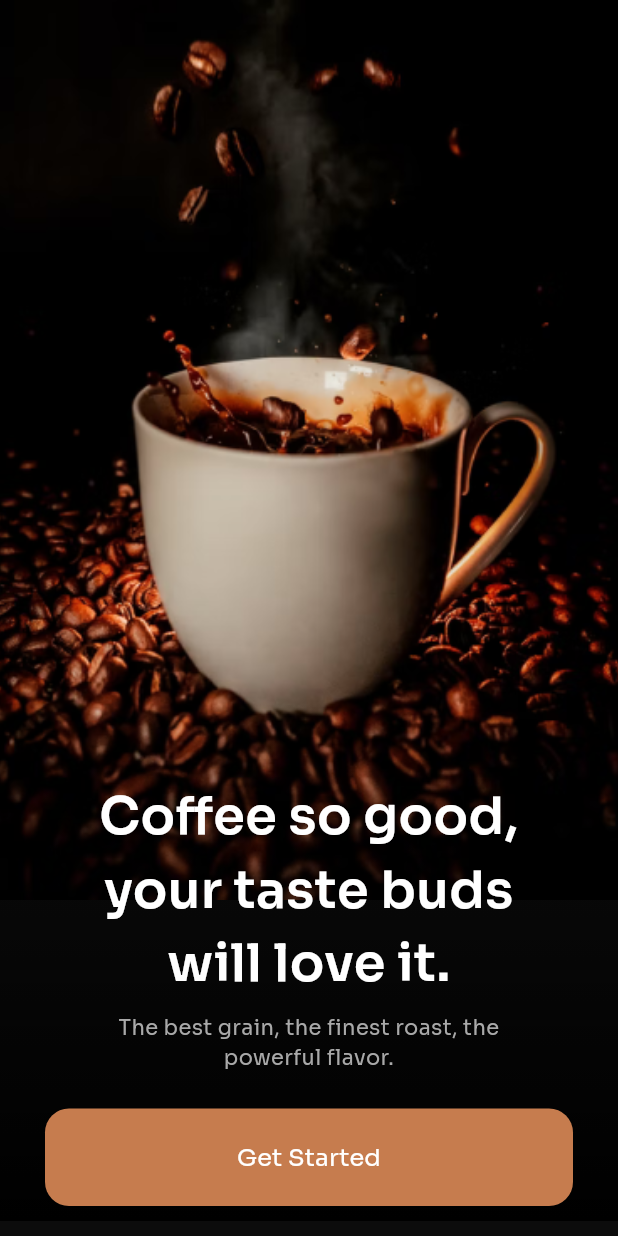
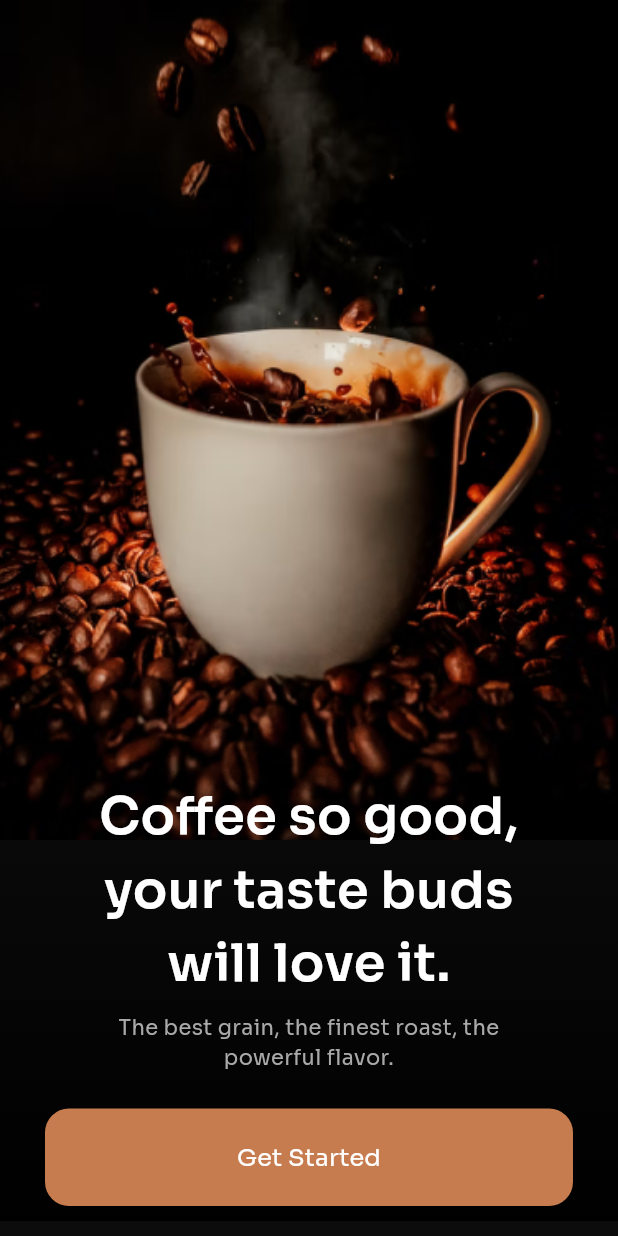
Before and after one commit to onaya7/Coffie, a Flutter app: the screen it shows after launch, on a phone screen of 412 x 824 dp. Run offline on Flutter 3.47's test engine with Material 3 defaults, Android fonts, the phone set to English and light mode, and no system bars.

Commit message:
ref: Update height in Onboarding page

```diff
--- a/lib/pages/onbording.dart
+++ b/lib/pages/onbording.dart
@@ -21,7 +21,7 @@ class Onboarding extends StatelessWidget {
             Positioned(
               child: Container(
                   width: w,
-                  height: 600,
+                  height: 560,
                   color: Colors.amberAccent,
                   child: const Image(
                     image: AssetImage("assets/images/onboarding1.png"),
```
